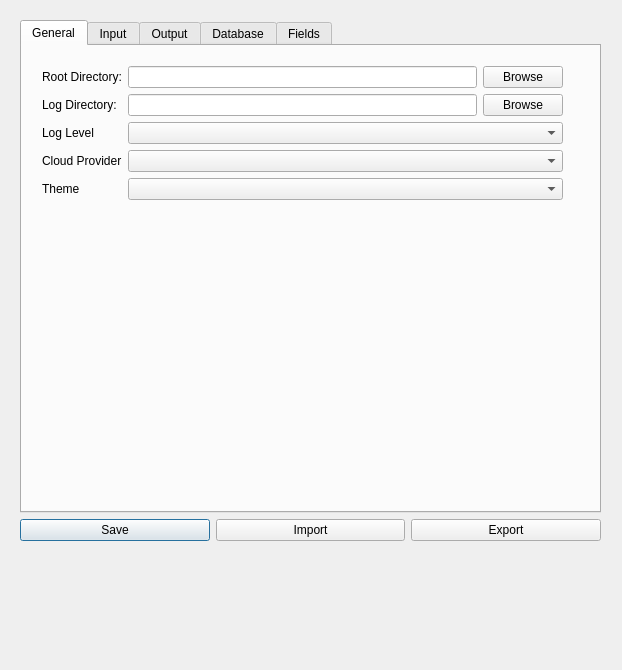
This is zeex/core/ui/settings.ui in zbarge/zeex as Qt 5 draws it before an edit. The edited form follows.
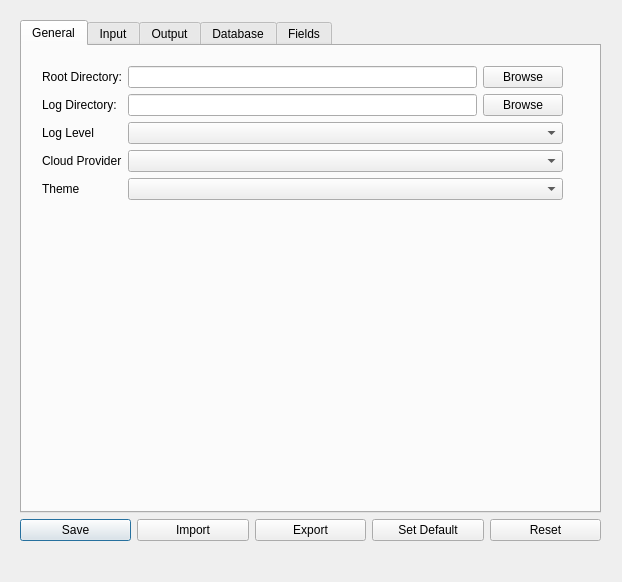
This is the edited form.

Commit message: Added tests for zeexapp_mainwindow, added SettingsINI backup path, new signal on SettingsDialog.save_settings, new buttons and small improvements.

```diff
--- a/zeex/core/ui/settings.ui
+++ b/zeex/core/ui/settings.ui
@@ -7,7 +7,7 @@
     <x>0</x>
     <y>0</y>
     <width>622</width>
-    <height>670</height>
+    <height>582</height>
    </rect>
   </property>
   <property name="windowTitle">
@@ -46,6 +46,20 @@
         </property>
        </widget>
       </item>
+      <item row="0" column="3">
+       <widget class="QPushButton" name="btnSetDefault">
+        <property name="text">
+         <string>Set Default</string>
+        </property>
+       </widget>
+      </item>
+      <item row="0" column="4">
+       <widget class="QPushButton" name="btnReset">
+        <property name="text">
+         <string>Reset</string>
+        </property>
+       </widget>
+      </item>
      </layout>
     </item>
     <item row="0" column="0">
```
Left out of the diff: 56 changed lines with no effect on the pictures. The commit also changes 12 other files.
